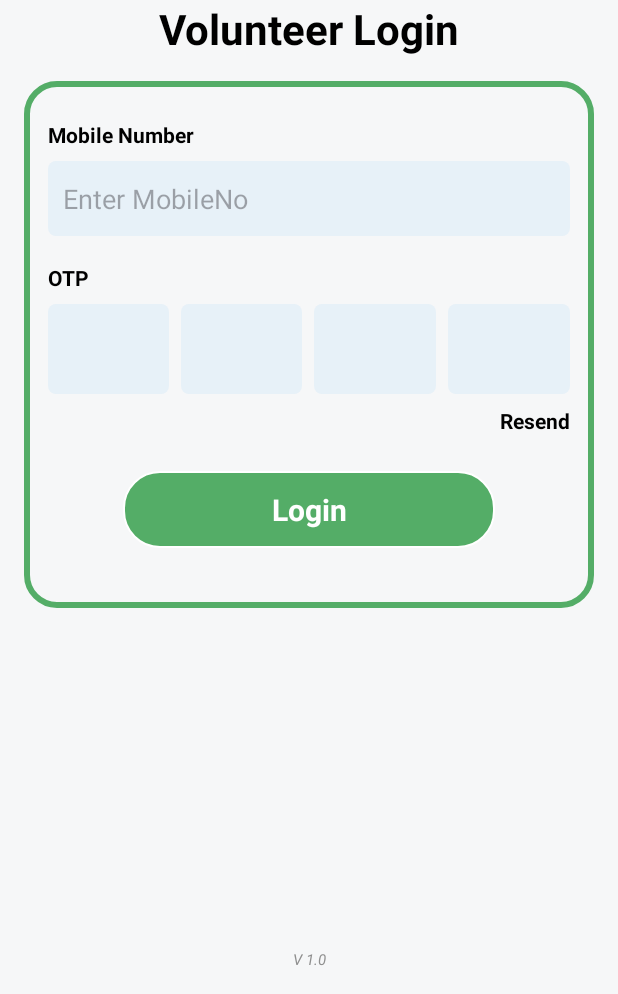
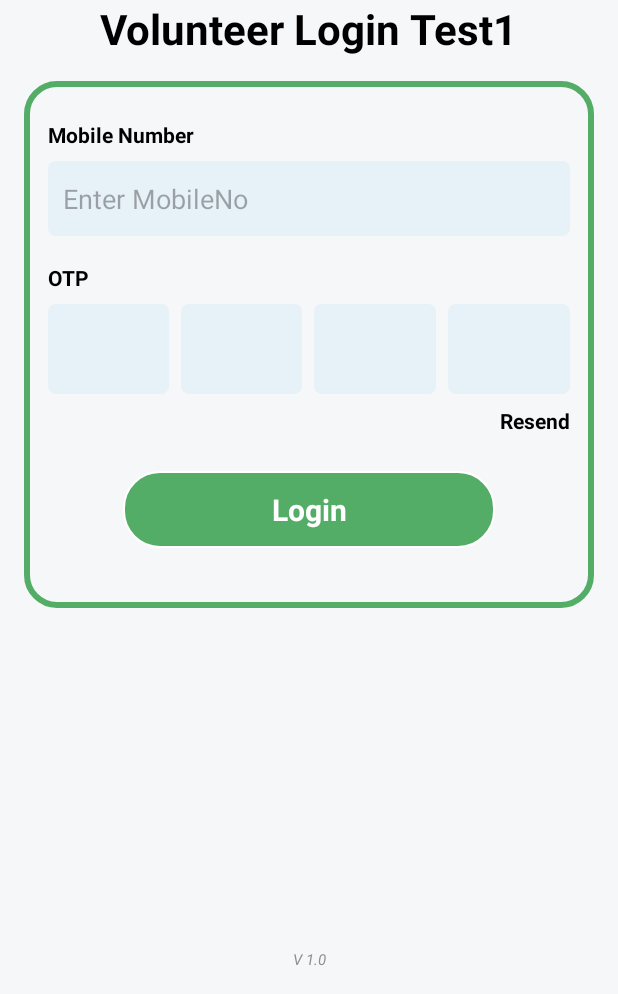
Before and after one commit to rajtech-c1/abhiproject, an Android app: the screen it shows after launch (VolunteerLoginActivity), on a phone screen of 412 x 824 dp, the part 242-1236 px from its top. Run offline under Robolectric (Android 15) with nearby library versions, the phone set to English and light mode, and no system bars; our stand-ins replace Dagger/Hilt's generated code, data binding.

Commit message:
Testing commit1

```diff
--- a/app/src/main/res/layout/activity_volunteer_login.xml
+++ b/app/src/main/res/layout/activity_volunteer_login.xml
@@ -33,7 +33,7 @@
             android:id="@+id/tvLogin"
             android:layout_width="wrap_content"
             android:layout_height="wrap_content"
-            android:text="Volunteer Login"
+            android:text="Volunteer Login Test1"
             android:textSize="@dimen/sp_28"
             android:textStyle="bold"
             android:textColor="@color/black"
```
